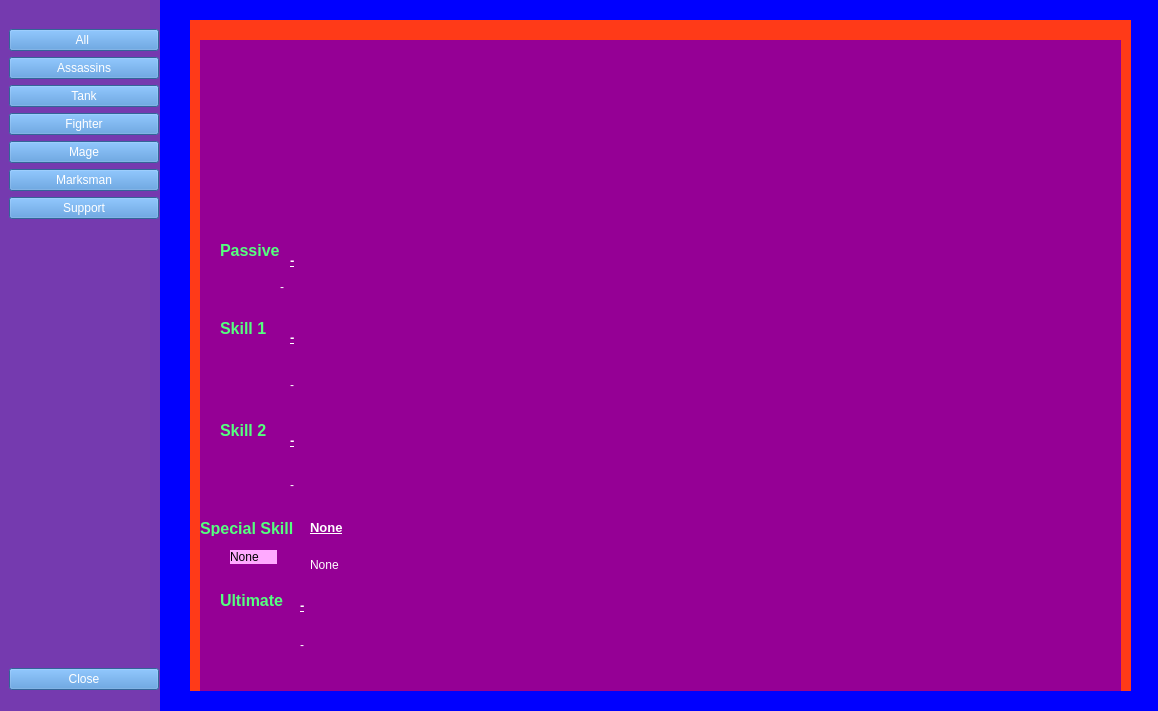
YinXuanYX/GitExcercise-TT5L-01, file newpage.ui: the form before one commit.
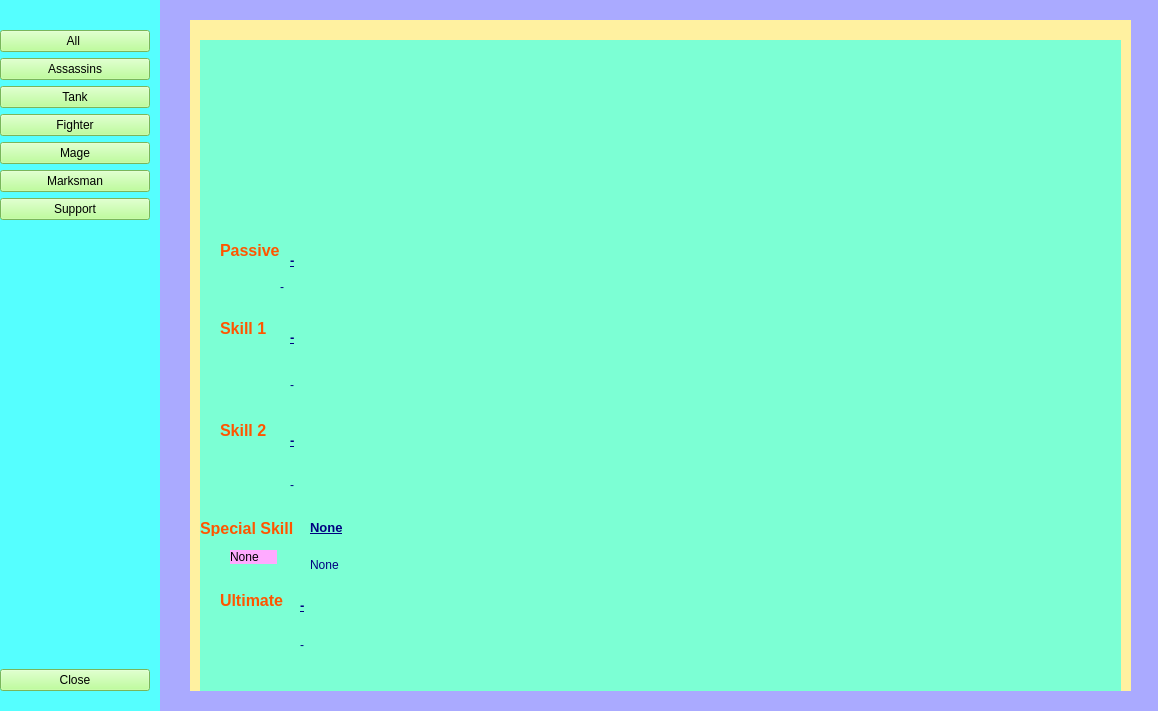
The form after the commit. The open tabs and pages were chosen to show the change. Icons and pictures are not drawn.

Patch:
```diff
--- a/newpage.ui
+++ b/newpage.ui
@@ -25,18 +25,18 @@
     </property>
     <property name="styleSheet">
      <string notr="true">QWidget{
-background-color: rgb(117, 58, 175);
+background-color: #55ffff;
 }
 QPushButton{
-background-color: rgb(71, 142, 213);
-	color: rgb(255, 255, 255);
+background-color: #aaff7f;
+	color: rgb(0,0,0);
 }</string>
     </property>
     <widget class="QWidget" name="layoutWidget">
      <property name="geometry">
       <rect>
-       <x>9</x>
-       <y>9</y>
+       <x>0</x>
+       <y>10</y>
        <width>150</width>
        <height>681</height>
       </rect>
@@ -207,7 +207,10 @@
     </property>
     <property name="styleSheet">
      <string notr="true">QWidget{
-background-color: rgb(0, 0, 255);
+background-color: #aaaaff;
+}
+QPushbutton{
+color: rgb(0, 0, 0);
 }</string>
     </property>
     <widget class="QStackedWidget" name="stackedWidget">
@@ -223,8 +226,7 @@
       <enum>Qt::StrongFocus</enum>
      </property>
      <property name="styleSheet">
-      <string notr="true">
-background-color: rgb(255, 58, 24);</string>
+      <string notr="true">background-color: #fff1a0;</string>
      </property>
      <property name="currentIndex">
       <number>0</number>
@@ -3134,7 +3136,8 @@
         </rect>
        </property>
        <property name="styleSheet">
-        <string notr="true">background-color: rgb(149, 0, 149);</string>
+        <string notr="true">background-color: rgb(149, 0, 149);
+background-color: rgb(124, 255, 212);</string>
        </property>
        <widget class="QLabel" name="heropic">
         <property name="geometry">
@@ -3176,7 +3179,7 @@
          </font>
         </property>
         <property name="styleSheet">
-         <string notr="true">color: rgb(255, 255, 255);</string>
+         <string notr="true">color:  rgb(0, 0, 127);</string>
         </property>
         <property name="text">
          <string>-</string>
@@ -3202,7 +3205,7 @@
          </font>
         </property>
         <property name="styleSheet">
-         <string notr="true">color: rgb(85, 255, 127);</string>
+         <string notr="true">color:rgb(255, 85, 0)</string>
         </property>
         <property name="text">
          <string>Passive</string>
@@ -3246,7 +3249,7 @@
          </rect>
         </property>
         <property name="styleSheet">
-         <string notr="true">color: rgb(255, 255, 255);</string>
+         <string notr="true">color:  rgb(0, 0, 127);</string>
         </property>
         <property name="text">
          <string>-</string>
@@ -3275,7 +3278,7 @@
          </font>
         </property>
         <property name="styleSheet">
-         <string notr="true">color: rgb(85, 255, 127);</string>
+         <string notr="true">color:rgb(255, 85, 0)</string>
         </property>
         <property name="text">
          <string>Skill 1</string>
@@ -3321,7 +3324,7 @@
          </font>
         </property>
         <property name="styleSheet">
-         <string notr="true">color: rgb(255, 255, 255);</string>
+         <string notr="true">color:  rgb(0, 0, 127);</string>
         </property>
         <property name="text">
          <string>-</string>
@@ -3340,7 +3343,7 @@
          </rect>
         </property>
         <property name="styleSheet">
-         <string notr="true">color: rgb(255, 255, 255);</string>
+         <string notr="true">color:  rgb(0, 0, 127);</string>
         </property>
         <property name="text">
          <string>-</string>
@@ -3369,7 +3372,7 @@
          </font>
         </property>
         <property name="styleSheet">
-         <string notr="true">color: rgb(85, 255, 127);</string>
+         <string notr="true">color:rgb(255, 85, 0)</string>
         </property>
         <property name="text">
          <string>Skill 2</string>
@@ -3418,7 +3421,7 @@
          </font>
         </property>
         <property name="styleSheet">
-         <string notr="true">color: rgb(255, 255, 255);</string>
+         <string notr="true">color:  rgb(0, 0, 127);</string>
         </property>
         <property name="text">
          <string>-</string>
@@ -3437,7 +3440,7 @@
          </rect>
         </property>
         <property name="styleSheet">
-         <string notr="true">color: rgb(255, 255, 255);</string>
+         <string notr="true">color:  rgb(0, 0, 127);</string>
         </property>
         <property name="text">
          <string>-</string>
@@ -3466,7 +3469,7 @@
          </font>
         </property>
         <property name="styleSheet">
-         <string notr="true">color: rgb(85, 255, 127);</string>
+         <string notr="true">color:rgb(255, 85, 0)</string>
         </property>
         <property name="text">
          <string>Ultimate</string>
@@ -3515,7 +3518,7 @@
          </font>
         </property>
         <property name="styleSheet">
-         <string notr="true">color: rgb(255, 255, 255);</string>
+         <string notr="true">color:  rgb(0, 0, 127);</string>
         </property>
         <property name="text">
          <string>-</string>
@@ -3534,7 +3537,7 @@
          </rect>
         </property>
         <property name="styleSheet">
-         <string notr="true">color: rgb(255, 255, 255);</string>
+         <string notr="true">color:  rgb(0, 0, 127);</string>
         </property>
         <property name="text">
          <string>-</string>
@@ -3563,7 +3566,7 @@
          </font>
         </property>
         <property name="styleSheet">
-         <string notr="true">color: rgb(85, 255, 127);</string>
+         <string notr="true">color:rgb(255, 85, 0)</string>
         </property>
         <property name="text">
          <string>Special Skill</string>
@@ -3579,7 +3582,7 @@
          </rect>
         </property>
         <property name="styleSheet">
-         <string notr="true">color: rgb(255, 255, 255);</string>
+         <string notr="true">color:  rgb(0, 0, 127);</string>
         </property>
         <property name="text">
          <string>None</string>
@@ -3628,7 +3631,8 @@
          </font>
         </property>
         <property name="styleSheet">
-         <string notr="true">color: rgb(255, 255, 255);</string>
+         <string notr="true">color:  rgb(0, 0, 127);
+</string>
         </property>
         <property name="text">
          <string>None</string>
```
Left out of the diff: 5 changed lines with no effect on the pictures.
